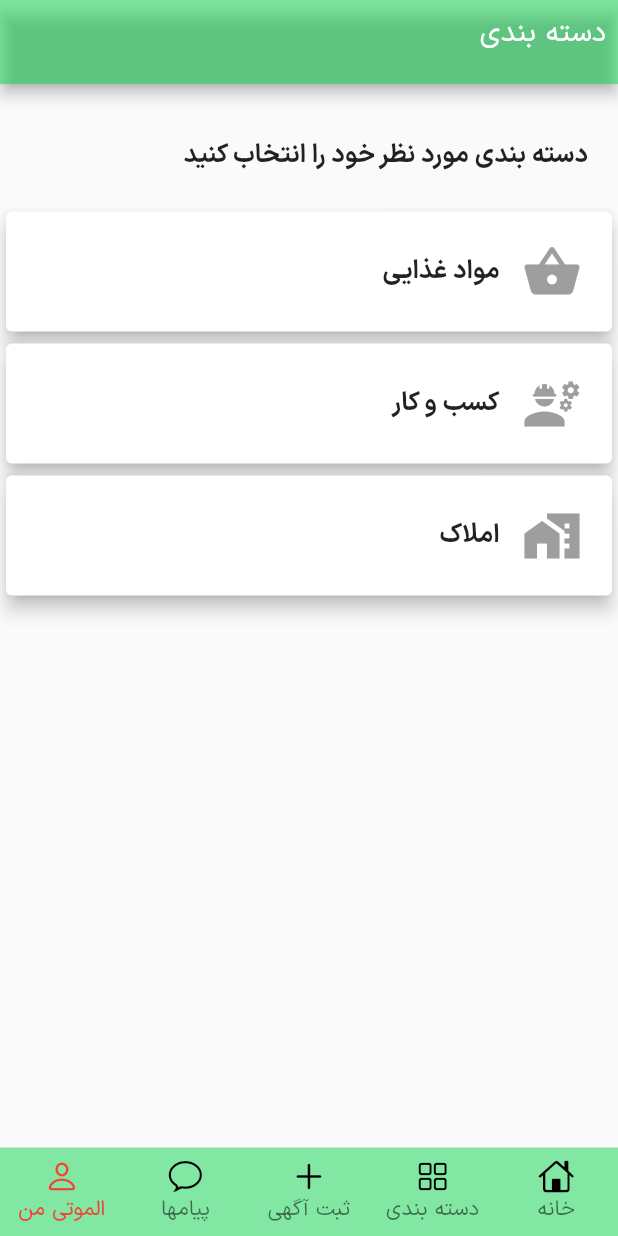
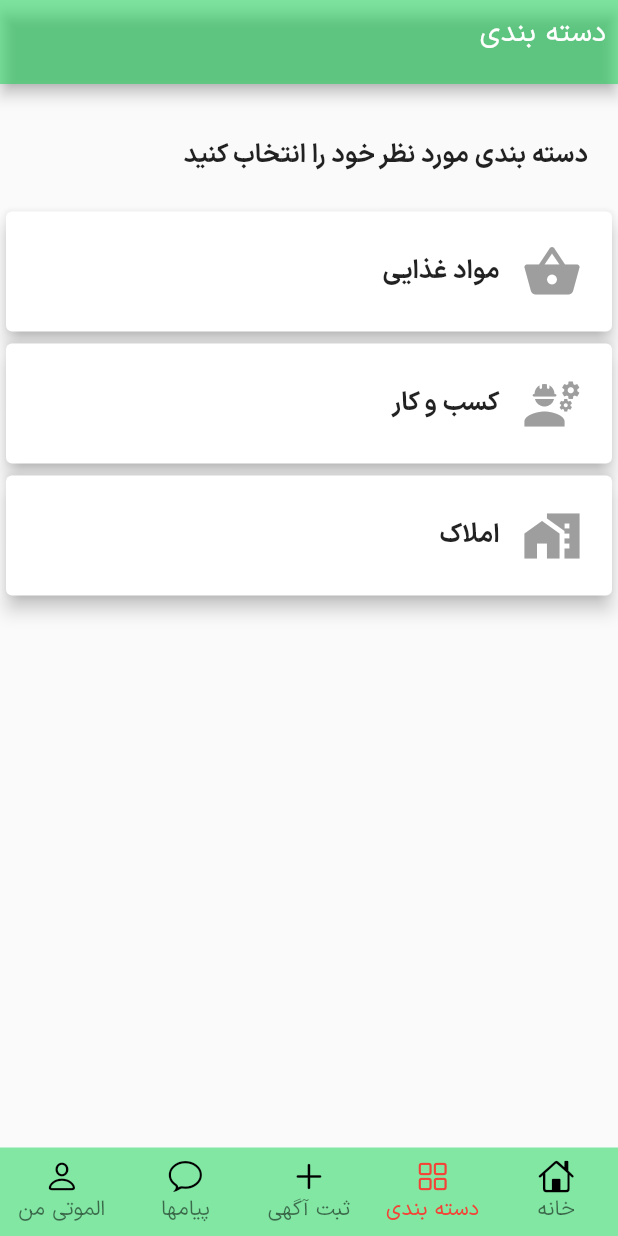
Before and after one commit to abolfazlrezaeiv/alamutiMobile, a Flutter app: the screen it shows after launch, item 4 of the bottom bar chosen, on a phone screen of 412 x 824 dp. Run offline on Flutter 3.47's test engine with Material 2 defaults, Android fonts, the phone set to English and light mode, and no system bars; our stand-ins replace flutter_bloc, get.

Commit message:
add navigation state with getx

```diff
--- a/lib/bottom_navbar.dart
+++ b/lib/bottom_navbar.dart
@@ -1,34 +1,31 @@
+import 'package:alamuti/selectedTapController.dart';
 import 'package:alamuti/statics.dart';
 import 'package:flutter/material.dart';
 import 'package:get/get.dart';
 
-class AlamutBottomNavBar extends StatefulWidget {
+class AlamutBottomNavBar extends StatelessWidget {
   const AlamutBottomNavBar({
     Key? key,
   }) : super(key: key);
 
   @override
-  State<AlamutBottomNavBar> createState() => _AlamutBottomNavBarState();
-}
-
-class _AlamutBottomNavBarState extends State<AlamutBottomNavBar> {
-  int selectedTap = 0;
-
-  @override
   Widget build(BuildContext context) {
+    final ScreenController c = Get.put(ScreenController());
+    return GetBuilder<ScreenController>(
+      builder: (controller) {
         return BottomNavigationBar(
           selectedItemColor: Colors.red,
           elevation: 0,
           type: BottomNavigationBarType.fixed,
-      currentIndex: selectedTap,
+          currentIndex: c.getScreen(),
           onTap: (value) {
-        setState(() {
-          selectedTap = value;
-        });
-        Get.to(() => bottomNavBarScreens[value]!);
+            c.selectIndex(value);
+            Get.toNamed(bottomNavBarScreens[c.getScreen()]);
           },
           unselectedLabelStyle: TextStyle(fontSize: 14),
           items: bottomTapItems,
         );
+      },
+    );
   }
 }
--- a/lib/category_page.dart
+++ b/lib/category_page.dart
@@ -1,5 +1,7 @@
 import 'package:alamuti/bottom_navbar.dart';
+import 'package:alamuti/selectedTapController.dart';
 import 'package:flutter/material.dart';
+import 'package:get/get_state_manager/get_state_manager.dart';
 
 class AlamutCategoryPage extends StatefulWidget {
   AlamutCategoryPage({Key? key}) : super(key: key);
@@ -17,6 +19,8 @@ class _AlamutCategoryPageState extends State<AlamutCategoryPage> {
 
   @override
   Widget build(BuildContext context) {
+    return GetBuilder<ScreenController>(
+      builder: (controller) {
         return Scaffold(
           appBar: AppBar(
             automaticallyImplyLeading: false,
@@ -70,7 +74,8 @@ class _AlamutCategoryPageState extends State<AlamutCategoryPage> {
                                   x.title,
                                   textDirection: TextDirection.rtl,
                                   style: TextStyle(
-                                  fontSize: 17, fontWeight: FontWeight.w600),
+                                      fontSize: 17,
+                                      fontWeight: FontWeight.w600),
                                 ),
                                 SizedBox(
                                   width: 15,
@@ -93,6 +98,8 @@ class _AlamutCategoryPageState extends State<AlamutCategoryPage> {
             ),
           ),
         );
+      },
+    );
   }
 }
 
--- a/lib/detail_page.dart
+++ b/lib/detail_page.dart
@@ -85,7 +85,7 @@ class AdsDetail extends StatelessWidget {
                           mainAxisAlignment: MainAxisAlignment.spaceBetween,
                           children: [
                             Text(
-                              '${price}   تومان',
+                              '$price   تومان',
                               style: TextStyle(
                                   fontFamily: 'IRANSansXFaNum',
                                   fontWeight: FontWeight.w400),
--- a/lib/home_page.dart
+++ b/lib/home_page.dart
@@ -16,7 +16,7 @@ class _HomePageState extends State<HomePage> {
     return Scaffold(
       backgroundColor: Colors.white,
       appBar: PreferredSize(
-        preferredSize: Size.fromHeight(70.0), // here the desired height
+        preferredSize: Size.fromHeight(70.0),
         child: AppBar(
           automaticallyImplyLeading: false,
           elevation: 4,
--- a/lib/main.dart
+++ b/lib/main.dart
@@ -1,8 +1,13 @@
+import 'package:alamuti/add_ads.dart';
+import 'package:alamuti/category_page.dart';
 import 'package:alamuti/home_page.dart';
+import 'package:alamuti/myalamuti.dart';
 import 'package:alamuti/theme.dart';
 import 'package:flutter/cupertino.dart';
 import 'package:flutter/material.dart';
+import 'package:flutter_bloc/flutter_bloc.dart';
 import 'package:get/get.dart';
+import 'chat.dart';
 
 void main() {
   runApp(Application());
@@ -12,10 +17,35 @@ class Application extends StatelessWidget {
   @override
   Widget build(BuildContext context) {
     return GetMaterialApp(
-      defaultTransition: Transition.fade,
       debugShowCheckedModeBanner: false,
+      initialRoute: '/',
+      getPages: [
+        GetPage(
+          name: '/',
+          page: () => HomePage(),
+          transitionDuration: Duration(seconds: 0),
+        ),
+        GetPage(
+            name: '/category',
+            page: () => AlamutCategoryPage(),
+            transitionDuration: Duration(seconds: 0)),
+        GetPage(
+          name: '/add_ads',
+          page: () => AddAdvertisement(),
+          transitionDuration: Duration(seconds: 0),
+        ),
+        GetPage(
+          name: "/chat",
+          page: () => Chat(),
+          transitionDuration: Duration(seconds: 0),
+        ),
+        GetPage(
+          name: "/myalamuti",
+          page: () => MyAlamuti(),
+          transitionDuration: Duration(seconds: 0),
+        ),
+      ],
       theme: themes,
-      home: HomePage(),
     );
   }
 }
--- /dev/null
+++ b/lib/selectedTapController.dart
@@ -0,0 +1,32 @@
+import 'package:alamuti/category_page.dart';
+import 'package:alamuti/home_page.dart';
+import 'package:flutter/material.dart';
+import 'package:get/get.dart';
+
+class SelectedTapController extends GetxController {
+  var tapIndex = 0;
+  change(int newValue) {
+    tapIndex = newValue;
+    update();
+  }
+}
+
+class ScreenController extends GetxController {
+  int selectedIndex = 2;
+  List<Widget> _screenList = [
+    AlamutCategoryPage(),
+    HomePage(),
+    AlamutCategoryPage(),
+    HomePage(),
+    AlamutCategoryPage(),
+  ];
+
+  selectIndex(int index) {
+    selectedIndex = index;
+    update();
+  }
+
+  getScreen() => selectedIndex;
+}
+
+class HomeScreen {}
--- a/lib/statics.dart
+++ b/lib/statics.dart
@@ -31,4 +31,4 @@ const bottomTapItems = const <BottomNavigationBarItem>[
       label: "خانه"),
 ];
 
-var bottomNavBarScreens = [null, null, null, AlamutCategoryPage(), HomePage()];
+var bottomNavBarScreens = ['/myalamuti', '/chat', '/add_ads', '/category', '/'];
```
Also changed, not shown: lib/add_ads.dart (added, +14 -0 lines), lib/chat.dart (added, +14 -0 lines), lib/myalamuti.dart (added, +14 -0 lines). Lines whose indentation alone changed are shown as unchanged.
